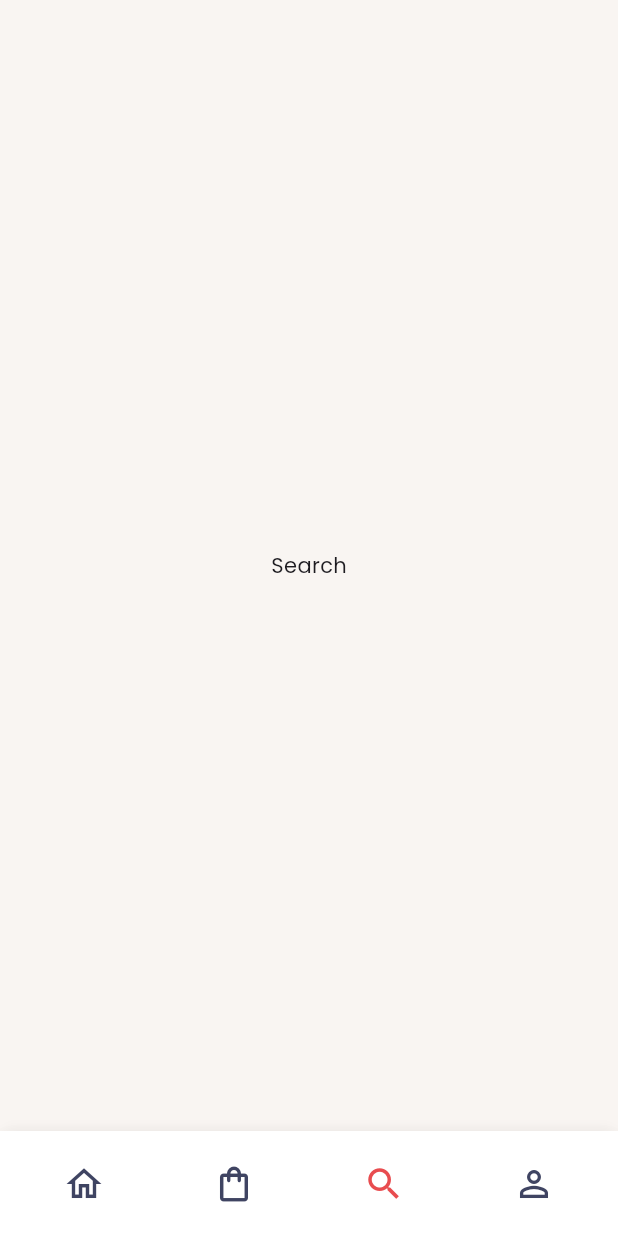
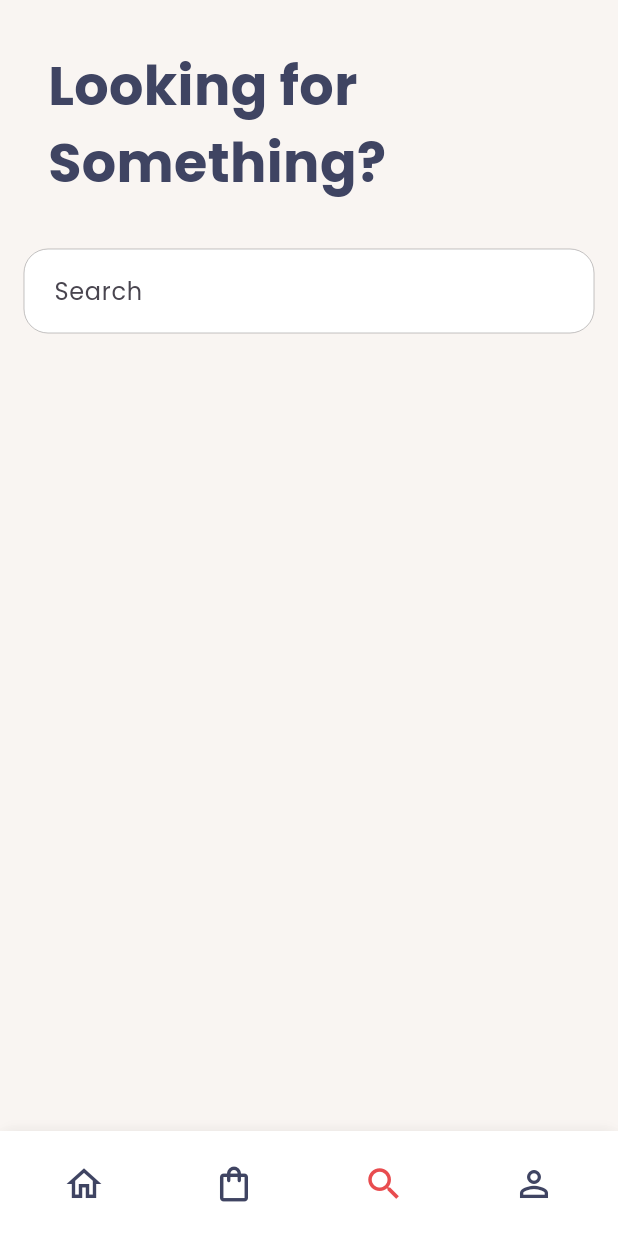
Before and after one commit to ShojolAhmed/fooder_app, a Flutter app: the screen it shows after launch, item 3 of the bottom bar chosen, on a phone screen of 412 x 824 dp. Run offline on Flutter 3.47's test engine with Material 3 defaults, Android fonts, the phone set to English and light mode, and no system bars; our stand-ins replace google_fonts, transparent_image; network calls fail.

Commit message:
Add search screen

```diff
--- a/lib/screens/search_screen.dart
+++ b/lib/screens/search_screen.dart
@@ -1,4 +1,6 @@
 import 'package:flutter/material.dart';
+import 'package:fooder_app/values/colors.dart';
+import 'package:fooder_app/values/constants.dart';
 
 class SearchScreen extends StatefulWidget {
   const SearchScreen({super.key});
@@ -10,6 +12,59 @@ class SearchScreen extends StatefulWidget {
 class _SearchScreenState extends State<SearchScreen> {
   @override
   Widget build(BuildContext context) {
-    return Center(child: Text('Search'));
+    return SafeArea(
+      child: Padding(
+        padding: const EdgeInsets.symmetric(horizontal: kHorizontalPadding),
+        child: Column(
+          children: [
+            const Padding(
+              padding: EdgeInsets.symmetric(
+                vertical: 32,
+                horizontal: 16,
+              ),
+              child: Text(
+                'Looking for Something?',
+                textAlign: TextAlign.start,
+                style: TextStyle(
+                  fontSize: 36,
+                  fontWeight: FontWeight.bold,
+                  color: kPrimaryTextColor,
+                ),
+              ),
+            ),
+            TextField(
+              onTapOutside: (event) {
+                FocusManager.instance.primaryFocus?.unfocus();
+              },
+              decoration: InputDecoration(
+                hintText: "Search",
+                filled: true,
+                fillColor: Colors.white,
+                contentPadding: const EdgeInsets.symmetric(
+                  horizontal: kHorizontalPadding,
+                  vertical: 16,
+                ),
+                enabledBorder: OutlineInputBorder(
+                  borderRadius:
+                      const BorderRadius.all(Radius.circular(kBorderRadius)),
+                  borderSide: BorderSide(
+                    color: kSecondaryTextColor.withOpacity(0.5),
+                    width: 0,
+                  ),
+                ),
+                focusedBorder: OutlineInputBorder(
+                  borderRadius:
+                      const BorderRadius.all(Radius.circular(kBorderRadius)),
+                  borderSide: BorderSide(
+                    color: kPrimaryColor.withOpacity(0.5),
+                    width: 1,
+                  ),
+                ),
+              ),
+            )
+          ],
+        ),
+      ),
+    );
   }
 }
```
